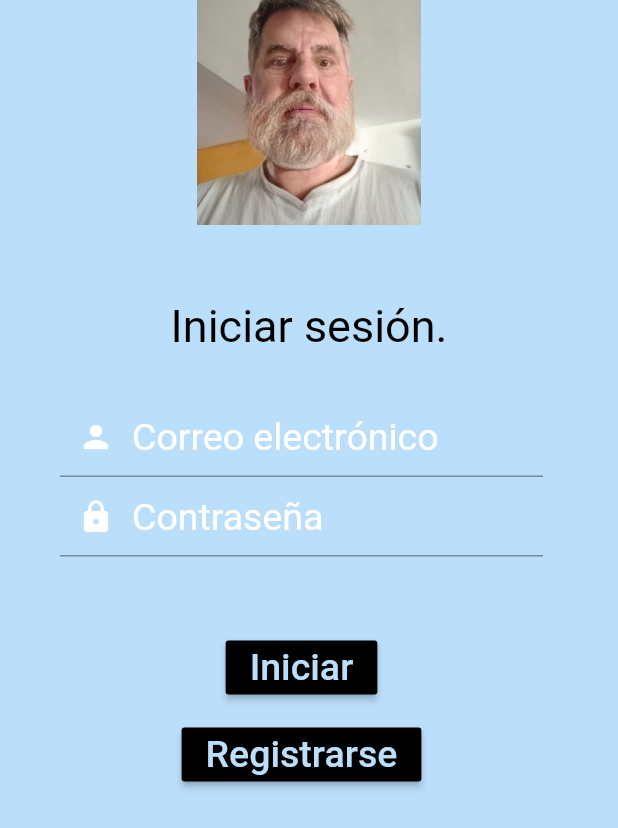
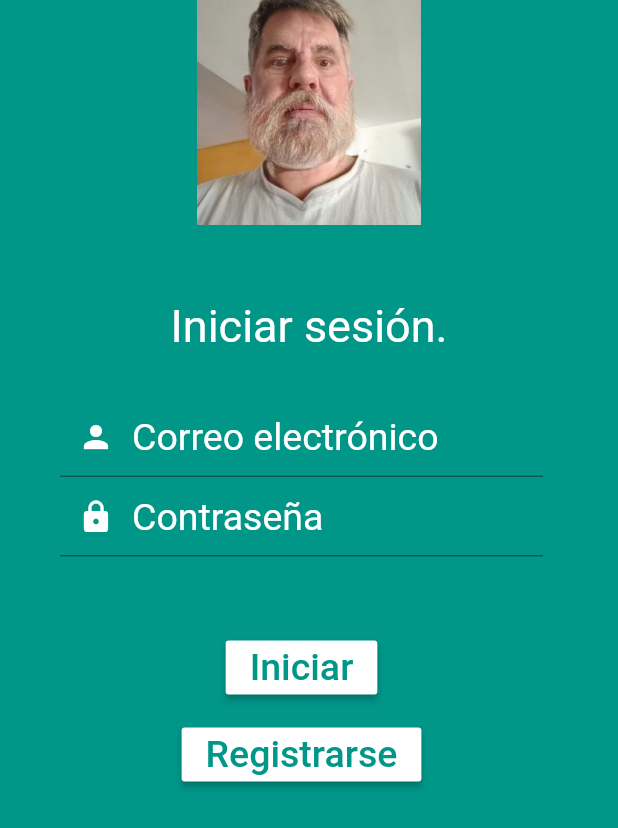
Before and after one commit to majo02/ProyectoWebDinamica, a Flutter app: the screen it shows after launch, on a phone screen of 412 x 824 dp. Shown: the top 828 px of the screen. Run offline on Flutter 3.47's test engine with Material 2 defaults, Android fonts, the phone set to English and light mode, and no system bars; our stand-ins replace curved_navigation_bar.

Commit message:
Agrego la barra de navegacion

```diff
--- a/lib/inicioSesion.dart
+++ b/lib/inicioSesion.dart
@@ -25,9 +25,9 @@ class LoginState extends State<Login>{
   // Esto era para ahorrar código pero no me toma la variable xd -> final _titulos = TextStyle(fontSize: 10.0, color: Color.fromRGBO(235, 192, 52,1));
   @override
   Widget build(BuildContext contexto){
-    return Scaffold(
-      backgroundColor: Colors.blue[100],
-      body: ListView(
+    return Material(
+      color: Colors.teal,
+      child: ListView(
         children: [
           ClipRRect(
             borderRadius: BorderRadius.circular(80.0),
@@ -38,7 +38,7 @@ class LoginState extends State<Login>{
             padding: EdgeInsets.fromLTRB(10, 50, 10, 30),
             child: Text(
               'Iniciar sesión.',
-              style: TextStyle(color: Colors.black, fontSize: 30.0), textAlign: TextAlign.center,),
+              style: TextStyle(color: Colors.white, fontSize: 30.0), textAlign: TextAlign.center,),
             ),
           Form(
             key: _formkey,
@@ -86,7 +86,7 @@ class LoginState extends State<Login>{
                 Padding(
                   padding: EdgeInsets.fromLTRB(50, 50, 50, 10),
                   child: RaisedButton(
-                    color: Colors.black,
+                    color: Colors.white,
                   onPressed: (){
                     if(_formkey.currentState.validate()){
                       Navigator.push(
@@ -94,13 +94,13 @@ class LoginState extends State<Login>{
                         MaterialPageRoute(builder: (context) => _principal),);
                     }
                   },
-                  child: Text('Iniciar', style: TextStyle(color: Colors.blue[100], fontSize: 25.0,),)
+                  child: Text('Iniciar', style: TextStyle(color: Colors.teal, fontSize: 25.0,),)
                 ),
                 ),
                 Padding(
                   padding: EdgeInsets.fromLTRB(30, 0, 30, 0),
                   child: RaisedButton(
-                    color: Colors.black,
+                    color: Colors.white,
                   onPressed: (){
                      if(_formkey.currentState.validate()){
                       Navigator.push(
@@ -108,7 +108,7 @@ class LoginState extends State<Login>{
                         MaterialPageRoute(builder: (context) => _registro),);
                     }
                   },
-                  child: Text('Registrarse', style: TextStyle(color: Colors.blue[100], fontSize: 25.0,),)
+                  child: Text('Registrarse', style: TextStyle(color: Colors.teal, fontSize: 25.0,),)
                 ),
                 ),
 
--- a/pubspec.yaml
+++ b/pubspec.yaml
@@ -23,6 +23,7 @@ environment:
 dependencies:
   flutter:
     sdk: flutter
+  curved_navigation_bar: ^0.3.4
 
 
   # The following adds the Cupertino Icons font to your application.
```
Also changed, not shown: lib/pantallaBuscar.dart (added, +18 -0 lines), lib/pantallaCurriculum.dart (added, +17 -0 lines), lib/pantallaNotificaciones.dart (added, +17 -0 lines), lib/pantallaPerfil.dart (added, +17 -0 lines), lib/principal.dart (+39 -3 lines), pubspec.lock.
